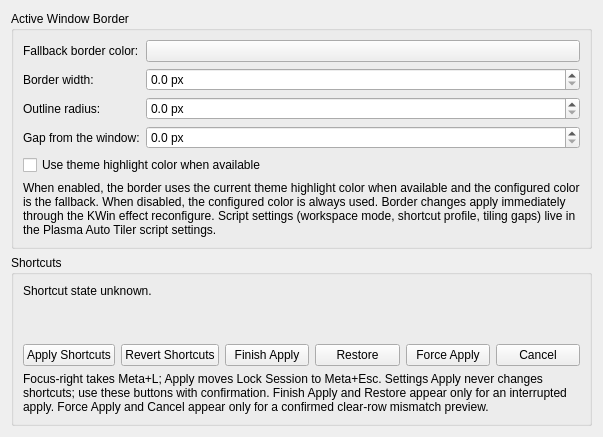
This is kwin/native-effect/activeborderconfig.ui in beefsack/plasma-auto-tiler as Qt 5 draws it before an edit. The edited form follows.
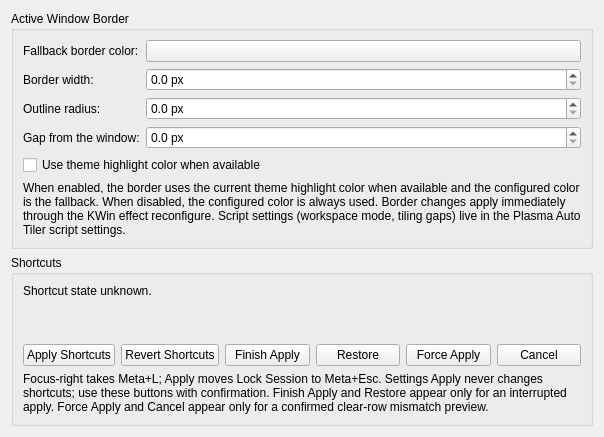
This is the edited form. Custom widgets are drawn as their Qt base class.

Commit message: Hide shortcut profile from the script Configure page and state workspace mode restart

```diff
--- a/kwin/native-effect/activeborderconfig.ui
+++ b/kwin/native-effect/activeborderconfig.ui
@@ -101,7 +101,7 @@
        <item row="5" column="0" colspan="2">
         <widget class="QLabel" name="borderDescription">
          <property name="text">
-               <string>When enabled, the border uses the current theme highlight color when available and the configured color is the fallback. When disabled, the configured color is always used. Border changes apply immediately through the KWin effect reconfigure. Script settings (workspace mode, shortcut profile, tiling gaps) live in the Plasma Auto Tiler script settings.</string>
+               <string>When enabled, the border uses the current theme highlight color when available and the configured color is the fallback. When disabled, the configured color is always used. Border changes apply immediately through the KWin effect reconfigure. Script settings (workspace mode, tiling gaps) live in the Plasma Auto Tiler script settings.</string>
         </property>
         <property name="wordWrap">
          <bool>true</bool>
```
The commit also changes 13 other files.
